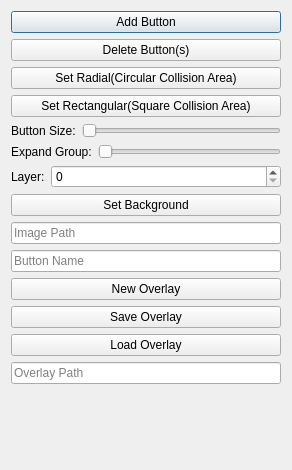
Old version of the form RetroArchOverlayEditor/overlayfunctions.ui in the repository meepingsnesroms/RetroArchOverlayEditor.
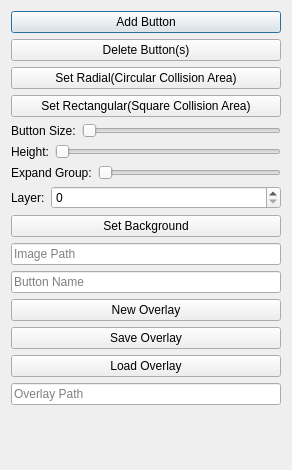
New version of the form.

```diff
--- a/RetroArchOverlayEditor/overlayfunctions.ui
+++ b/RetroArchOverlayEditor/overlayfunctions.ui
@@ -66,6 +66,24 @@
      </item>
     </layout>
    </item>
+   <item>
+    <layout class="QHBoxLayout" name="heightAdjusterContainer">
+     <item>
+      <widget class="QLabel" name="label_4">
+       <property name="text">
+        <string>Height:</string>
+       </property>
+      </widget>
+     </item>
+     <item>
+      <widget class="QSlider" name="heightAdjuster">
+       <property name="orientation">
+        <enum>Qt::Horizontal</enum>
+       </property>
+      </widget>
+     </item>
+    </layout>
+   </item>
    <item>
     <layout class="QHBoxLayout" name="expandGroupContainer">
      <item>
```
